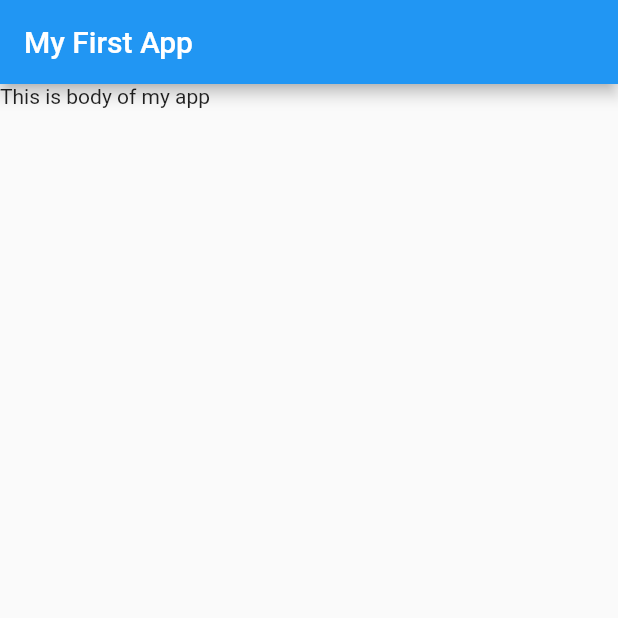
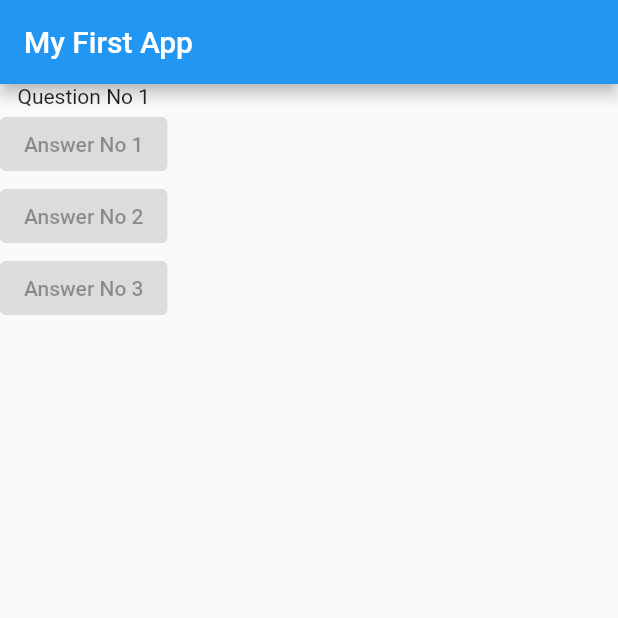
Before and after one commit to mkashifwahid/flutter_quiz_app, a Flutter app: the screen it shows after launch, on a phone screen of 412 x 824 dp, the top half of it. Run offline on Flutter 3.47's test engine with Material 2 defaults, Android fonts, the light colour scheme and no system bars.

Commit message:
add column in base widget

```diff
--- a/lib/main.dart
+++ b/lib/main.dart
@@ -13,7 +13,12 @@ class MyApp extends StatelessWidget {
         appBar: AppBar(
           title: const Text("My First App"),
         ),
-        body: const Text("This is body of my app"),
+        body: Column(children: const [
+          Text("Question No 1"),
+          ElevatedButton(onPressed: null, child: Text("Answer No 1")),
+          ElevatedButton(onPressed: null, child: Text("Answer No 2")),
+          ElevatedButton(onPressed: null, child: Text("Answer No 3")),
+        ]),
       ),
     );
   }
```
